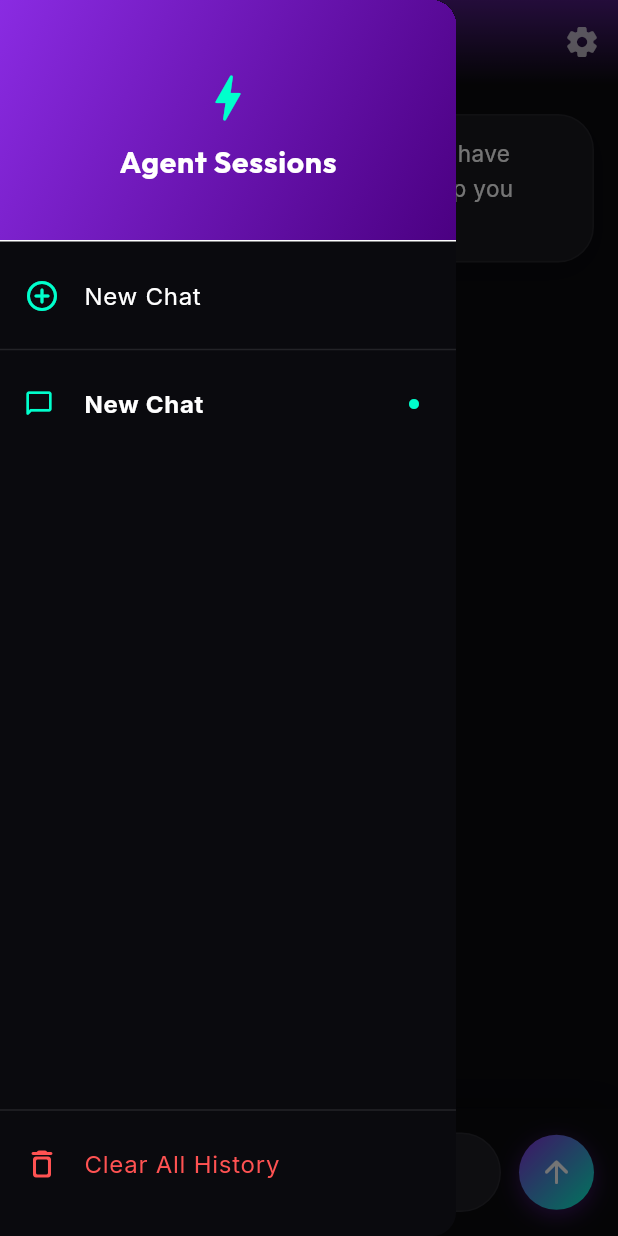
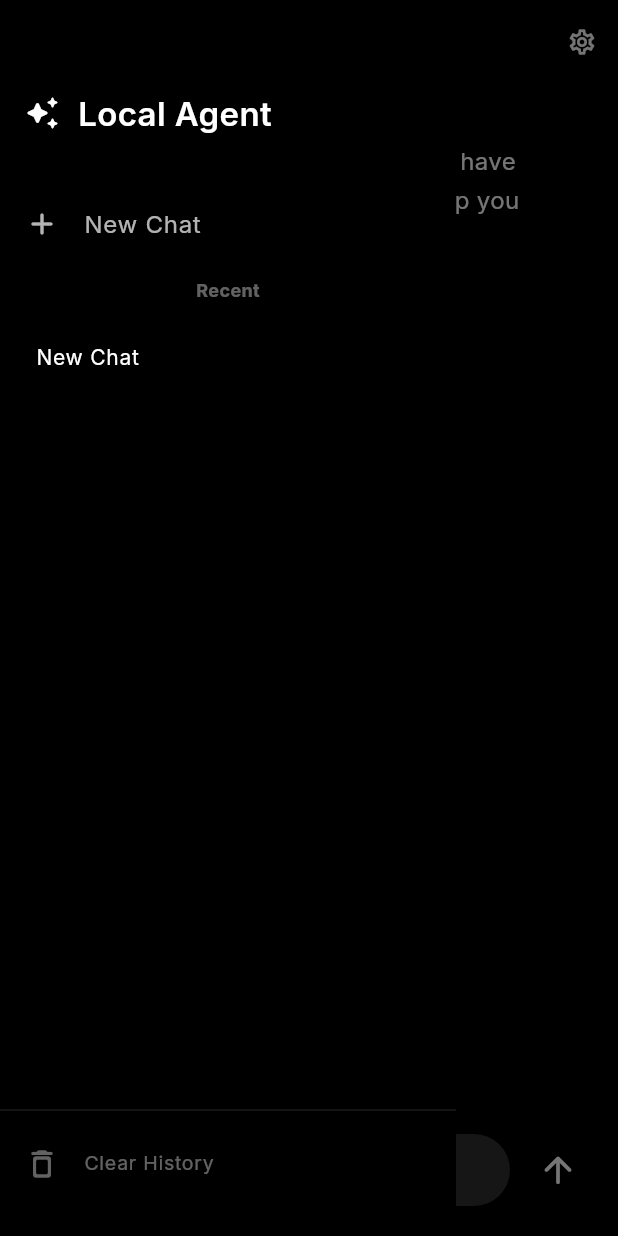
Before and after one commit to shantoshdurai/Phone-Local-Agent, a Flutter app: the screen it shows after launch, with the side drawer open, on a phone screen of 412 x 824 dp. Run offline on Flutter 3.47's test engine with Material 3 defaults, Android fonts, the phone set to English and light mode, and no system bars; drawn by our look-alikes of flutter_markdown; our stand-ins replace battery_plus, connectivity_plus, device_info_plus, flutter_contacts, flutter_dotenv, google_fonts and 4 more; missing offline and left inert: device_calendar, disk_space_2, installed_apps, openai_dart, torch_light, volume_controller; accounts and stored records are empty.

Commit message:
UI: Minimalist ChatGPT-style black theme with clean icons

```diff
--- a/lib/main.dart
+++ b/lib/main.dart
@@ -34,18 +34,14 @@ class LocalAgentApp extends StatelessWidget {
   Widget build(BuildContext context) {
     return MaterialApp(
       title: 'Local Agent',
-      theme: ThemeData(
-        brightness: Brightness.dark,
-        scaffoldBackgroundColor: const Color(0xFF0A0A0E),
+      theme: ThemeData.dark().copyWith(
+        scaffoldBackgroundColor: Colors.black,
         colorScheme: const ColorScheme.dark(
-          primary: Color(0xFF8A2BE2), // Deep purple
-          secondary: Color(0xFF00FFCC), // Cyber cyan
-          surface: Color(0xFF1E1E24), // Dark grey
+          primary: Colors.white,
+          secondary: Colors.white70,
+          surface: Color(0xFF171717),
         ),
-        textTheme: GoogleFonts.interTextTheme(
-          Theme.of(context).textTheme.apply(bodyColor: Colors.white, displayColor: Colors.white),
-        ),
-        useMaterial3: true,
+        textTheme: GoogleFonts.interTextTheme(ThemeData.dark().textTheme),
       ),
       home: hasApiKey ? const ChatScreen() : const OnboardingScreen(),
       debugShowCheckedModeBanner: false,
@@ -223,14 +219,14 @@ class _ChatScreenState extends State<ChatScreen> {
       appBar: AppBar(
         title: Text(
           'Local Agent',
-          style: GoogleFonts.outfit(fontWeight: FontWeight.w600),
+          style: GoogleFonts.inter(fontWeight: FontWeight.w600, fontSize: 18),
         ),
-        backgroundColor: Colors.transparent,
+        centerTitle: true,
         elevation: 0,
-        centerTitle: true,
+        backgroundColor: Colors.black,
         actions: [
           IconButton(
-            icon: const Icon(Icons.settings_rounded, color: Colors.white70),
+            icon: const Icon(Icons.settings_outlined, size: 20),
             onPressed: () {
               Navigator.push(
                 context,
@@ -239,15 +235,6 @@ class _ChatScreenState extends State<ChatScreen> {
             },
           ),
         ],
-        flexibleSpace: Container(
-          decoration: const BoxDecoration(
-            gradient: LinearGradient(
-              colors: [Color(0x888A2BE2), Color(0x008A2BE2)],
-              begin: Alignment.topCenter,
-              end: Alignment.bottomCenter,
-            ),
-          ),
-        ),
       ),
       drawer: _buildDrawer(),
       body: Column(
@@ -300,44 +287,40 @@ class _ChatScreenState extends State<ChatScreen> {
 
   Widget _buildDrawer() {
     return Drawer(
-      backgroundColor: const Color(0xFF0A0A0E),
+      backgroundColor: Colors.black,
       child: Column(
         children: [
-          DrawerHeader(
-            decoration: const BoxDecoration(
-              gradient: LinearGradient(
-                colors: [Color(0xFF8A2BE2), Color(0xFF4B0082)],
-                begin: Alignment.topLeft,
-                end: Alignment.bottomRight,
-              ),
-            ),
-            child: Center(
-              child: Column(
-                mainAxisAlignment: MainAxisAlignment.center,
+          const SizedBox(height: 60),
+          Padding(
+            padding: const EdgeInsets.symmetric(horizontal: 16.0),
+            child: Row(
               children: [
-                  const Icon(Icons.bolt_rounded, color: Color(0xFF00FFCC), size: 40),
-                  const SizedBox(height: 8),
+                const Icon(Icons.auto_awesome_rounded, color: Colors.white, size: 24),
+                const SizedBox(width: 12),
                 Text(
-                    'Agent Sessions',
-                    style: GoogleFonts.outfit(
+                  'Local Agent',
+                  style: GoogleFonts.inter(
                     color: Colors.white,
-                      fontSize: 20,
-                      fontWeight: FontWeight.bold,
+                    fontSize: 22,
+                    fontWeight: FontWeight.w600,
                   ),
                 ),
               ],
             ),
           ),
-          ),
+          const SizedBox(height: 30),
           ListTile(
-            leading: const Icon(Icons.add_circle_outline_rounded, color: Color(0xFF00FFCC)),
-            title: const Text('New Chat', style: TextStyle(color: Colors.white)),
+            leading: const Icon(Icons.add_rounded, color: Colors.white70),
+            title: const Text('New Chat', style: TextStyle(color: Colors.white70)),
             onTap: () {
               Navigator.pop(context);
               _createNewChat();
             },
           ),
-          const Divider(color: Colors.white10),
+          const Padding(
+            padding: EdgeInsets.symmetric(horizontal: 16.0, vertical: 8.0),
+            child: Text('Recent', style: TextStyle(color: Colors.white38, fontSize: 12, fontWeight: FontWeight.bold)),
+          ),
           Expanded(
             child: ListView.builder(
               padding: EdgeInsets.zero,
@@ -346,32 +329,25 @@ class _ChatScreenState extends State<ChatScreen> {
                 final session = _sessions[index];
                 final isSelected = session['id'] == _currentSessionId;
                 return ListTile(
-                  leading: Icon(
-                    Icons.chat_bubble_outline_rounded,
-                    color: isSelected ? const Color(0xFF00FFCC) : Colors.white38,
-                    size: 20,
-                  ),
                   title: Text(
                     session['title'],
                     style: TextStyle(
-                      color: isSelected ? Colors.white : Colors.white70,
-                      fontWeight: isSelected ? FontWeight.bold : FontWeight.normal,
+                      color: isSelected ? Colors.white : Colors.white60,
+                      fontSize: 14,
                     ),
                     maxLines: 1,
                     overflow: TextOverflow.ellipsis,
                   ),
-                  trailing: isSelected
-                    ? const Icon(Icons.circle, color: Color(0xFF00FFCC), size: 8)
-                    : null,
                   onTap: () => _switchSession(session['id'] as int),
+                  contentPadding: const EdgeInsets.symmetric(horizontal: 24),
                 );
               },
             ),
           ),
           const Divider(color: Colors.white10),
           ListTile(
-            leading: const Icon(Icons.delete_outline_rounded, color: Colors.redAccent),
-            title: const Text('Clear All History', style: TextStyle(color: Colors.redAccent)),
+            leading: const Icon(Icons.delete_outline_rounded, color: Colors.white38),
+            title: const Text('Clear History', style: TextStyle(color: Colors.white38, fontSize: 13)),
             onTap: () async {
               await _dbService.clearChatHistory();
               await _createNewChat();
@@ -385,25 +361,16 @@ class _ChatScreenState extends State<ChatScreen> {
   }
 
   Widget _buildMessageBubble(ChatMessage message) {
-    final isError = message.text.startsWith('Error:');
-    final isInvalidKey = message.text.contains('invalid_api_key') || message.text.contains('401');
-
     return Padding(
-      padding: const EdgeInsets.only(bottom: 20.0),
+      padding: const EdgeInsets.symmetric(vertical: 8.0),
       child: Row(
         mainAxisAlignment: message.isUser ? MainAxisAlignment.end : MainAxisAlignment.start,
         crossAxisAlignment: CrossAxisAlignment.start,
         children: [
           if (!message.isUser)
-            Container(
-              margin: const EdgeInsets.only(right: 8.0),
-              padding: const EdgeInsets.all(8.0),
-              decoration: BoxDecoration(
-                shape: BoxShape.circle,
-                color: Theme.of(context).colorScheme.primary.withValues(alpha: 0.1),
-                border: Border.all(color: Theme.of(context).colorScheme.primary.withValues(alpha: 0.2)),
-              ),
-              child: const Icon(Icons.smart_toy_rounded, size: 16, color: Color(0xFF00FFCC)),
+            const Padding(
+              padding: EdgeInsets.only(right: 12.0, top: 4),
+              child: Icon(Icons.auto_awesome_rounded, size: 20, color: Colors.white),
             ),
           Flexible(
             child: GestureDetector(
@@ -411,108 +378,42 @@ class _ChatScreenState extends State<ChatScreen> {
                 Clipboard.setData(ClipboardData(text: message.text));
                 ScaffoldMessenger.of(context).showSnackBar(
                   const SnackBar(
-                    content: Text('Copied to clipboard'),
+                    content: Text('Copied'),
                     duration: Duration(seconds: 1),
                     behavior: SnackBarBehavior.floating,
                   ),
                 );
               },
               child: Container(
-                padding: const EdgeInsets.symmetric(horizontal: 18.0, vertical: 14.0),
+                padding: const EdgeInsets.symmetric(horizontal: 16, vertical: 10),
                 decoration: BoxDecoration(
-                  gradient: message.isUser
-                      ? const LinearGradient(
-                          colors: [Color(0xFF8A2BE2), Color(0xFF4B0082)],
-                          begin: Alignment.topLeft,
-                          end: Alignment.bottomRight,
-                        )
-                      : null,
-                  color: message.isUser
-                      ? null
-                      : (isError ? Colors.red.withValues(alpha: 0.1) : const Color(0xFF1E1E24).withValues(alpha: 0.8)),
-                  borderRadius: BorderRadius.only(
-                    topLeft: const Radius.circular(24),
-                    topRight: const Radius.circular(24),
-                    bottomLeft: Radius.circular(message.isUser ? 24 : 4),
-                    bottomRight: Radius.circular(message.isUser ? 4 : 24),
+                  color: message.isUser ? const Color(0xFF2F2F2F) : Colors.transparent,
+                  borderRadius: BorderRadius.circular(18),
                 ),
-                  border: !message.isUser
-                      ? Border.all(color: Colors.white.withValues(alpha: 0.05), width: 1)
-                      : null,
-                  boxShadow: [
-                    BoxShadow(
-                      color: (message.isUser ? const Color(0xFF8A2BE2) : Colors.black).withValues(alpha: 0.2),
-                      blurRadius: 15,
-                      offset: const Offset(0, 6),
-                    ),
-                  ],
-                ),
-                child: Column(
-                  crossAxisAlignment: CrossAxisAlignment.start,
-                  children: [
-                    message.isUser
+                child: message.isUser
                     ? Text(
                         message.text,
-                            style: const TextStyle(fontSize: 15, fontWeight: FontWeight.w400, color: Colors.white),
+                        style: const TextStyle(fontSize: 16, color: Colors.white),
                       )
                     : MarkdownBody(
                         data: message.text,
                         selectable: true,
                         styleSheet: MarkdownStyleSheet(
-                              p: const TextStyle(fontSize: 15, color: Colors.white, height: 1.5),
-                              strong: const TextStyle(fontWeight: FontWeight.bold, color: Color(0xFF00FFCC)),
+                          p: const TextStyle(fontSize: 16, color: Colors.white, height: 1.6),
+                          strong: const TextStyle(fontWeight: FontWeight.bold, color: Colors.white),
                           code: TextStyle(
-                                backgroundColor: Colors.black.withValues(alpha: 0.5),
+                            backgroundColor: Colors.white.withValues(alpha: 0.1),
                             fontFamily: 'monospace',
-                                fontSize: 13,
-                                color: const Color(0xFF00FFCC),
-                              ),
-                              codeblockDecoration: BoxDecoration(
-                                color: Colors.black.withValues(alpha: 0.6),
-                                borderRadius: BorderRadius.circular(12),
-                                border: Border.all(color: Colors.white.withValues(alpha: 0.1)),
-                              ),
-                              listBullet: const TextStyle(color: Color(0xFF00FFCC)),
+                            fontSize: 14,
+                            color: Colors.white,
                           ),
                         ),
-                    if (isError && isInvalidKey) ...[
-                      const SizedBox(height: 12),
-                      SizedBox(
-                        width: double.infinity,
-                        child: ElevatedButton.icon(
-                          onPressed: () {
-                            Navigator.push(
-                              context,
-                              MaterialPageRoute(builder: (context) => const ApiSetupScreen()),
-                            );
-                          },
-                          icon: const Icon(Icons.vpn_key_rounded, size: 18),
-                          label: const Text('Update API Key'),
-                          style: ElevatedButton.styleFrom(
-                            backgroundColor: Colors.redAccent,
-                            foregroundColor: Colors.white,
-                            padding: const EdgeInsets.symmetric(vertical: 8),
-                            shape: RoundedRectangleBorder(borderRadius: BorderRadius.circular(12)),
-                          ),
-                        ),
-                      ),
-                    ],
-                  ],
                       ),
               ),
             ),
           ),
           if (message.isUser)
-            Container(
-              margin: const EdgeInsets.only(left: 8.0),
-              padding: const EdgeInsets.all(8.0),
-              decoration: BoxDecoration(
-                shape: BoxShape.circle,
-                color: Theme.of(context).colorScheme.primary.withValues(alpha: 0.1),
-                border: Border.all(color: Theme.of(context).colorScheme.primary.withValues(alpha: 0.2)),
-              ),
-              child: const Icon(Icons.person_rounded, size: 16, color: Colors.white70),
-            ),
+            const SizedBox(width: 40), // Spacing for user alignment
         ],
       ),
     );
@@ -520,65 +421,36 @@ class _ChatScreenState extends State<ChatScreen> {
 
   Widget _buildMessageComposer() {
     return Container(
-      padding: const EdgeInsets.all(16.0),
-      decoration: BoxDecoration(
-        color: const Color(0xFF0A0A0E),
-        boxShadow: [
-          BoxShadow(
-            color: Colors.black.withOpacity(0.4),
-            blurRadius: 20,
-            offset: const Offset(0, -5),
-          ),
-        ],
-      ),
+      padding: const EdgeInsets.symmetric(horizontal: 16.0, vertical: 20.0),
+      color: Colors.black,
       child: SafeArea(
         child: Row(
           children: [
             Expanded(
               child: Container(
+                padding: const EdgeInsets.symmetric(horizontal: 16),
                 decoration: BoxDecoration(
-                  color: const Color(0xFF1E1E24),
-                  borderRadius: BorderRadius.circular(28.0),
-                  border: Border.all(color: Colors.white.withValues(alpha: 0.05)),
+                  color: const Color(0xFF2F2F2F),
+                  borderRadius: BorderRadius.circular(30.0),
                 ),
                 child: TextField(
                   controller: _textController,
                   textCapitalization: TextCapitalization.sentences,
                   onSubmitted: _handleSubmitted,
-                  style: const TextStyle(color: Colors.white, fontSize: 15),
+                  style: const TextStyle(color: Colors.white, fontSize: 16),
                   decoration: InputDecoration(
                     hintText: 'Message Agent...',
-                    hintStyle: TextStyle(color: Colors.white.withValues(alpha: 0.3)),
-                    contentPadding: const EdgeInsets.symmetric(horizontal: 20.0, vertical: 14.0),
+                    hintStyle: TextStyle(color: Colors.white.withValues(alpha: 0.4)),
                     border: InputBorder.none,
-                    prefixIcon: Icon(Icons.bolt_rounded, color: const Color(0xFF00FFCC).withValues(alpha: 0.5), size: 20),
+                    contentPadding: const EdgeInsets.symmetric(vertical: 12),
                   ),
                 ),
               ),
             ),
-            const SizedBox(width: 12.0),
-            Container(
-              height: 50,
-              width: 50,
-              decoration: BoxDecoration(
-                shape: BoxShape.circle,
-                gradient: const LinearGradient(
-                  colors: [Color(0xFF8A2BE2), Color(0xFF00FFCC)],
-                  begin: Alignment.topLeft,
-                  end: Alignment.bottomRight,
-                ),
-                boxShadow: [
-                  BoxShadow(
-                    color: const Color(0xFF8A2BE2).withValues(alpha: 0.4),
-                    blurRadius: 12,
-                    offset: const Offset(0, 4),
-                  ),
-                ],
-              ),
-              child: IconButton(
-                icon: const Icon(Icons.arrow_upward_rounded, color: Colors.white, size: 24),
+            const SizedBox(width: 8.0),
+            IconButton(
+              icon: const Icon(Icons.arrow_upward_rounded, color: Colors.white, size: 28),
               onPressed: () => _handleSubmitted(_textController.text),
-              ),
             ),
           ],
         ),
```
Lines whose indentation alone changed are shown as unchanged.
